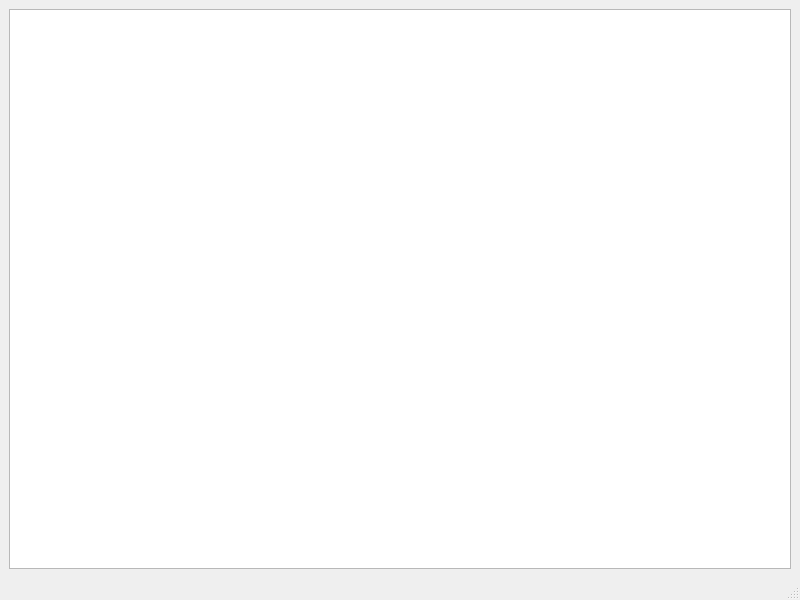
pjeansonqc/QtTestDelegate, file mainwindow.ui: the form before one commit.
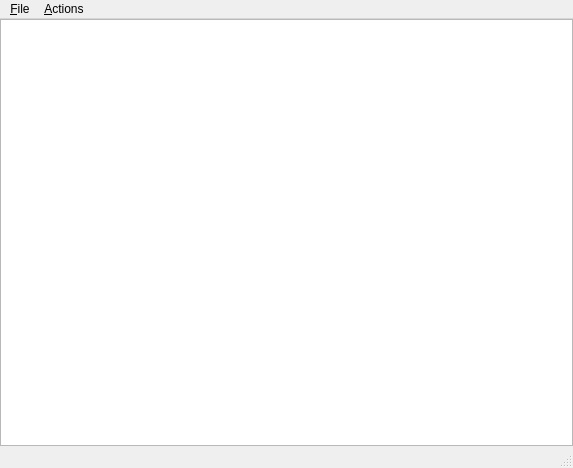
The form after the commit.

Patch:
```diff
--- a/mainwindow.ui
+++ b/mainwindow.ui
@@ -1,34 +1,76 @@
 <?xml version="1.0" encoding="UTF-8"?>
 <ui version="4.0">
  <class>MainWindow</class>
- <widget class="QMainWindow" name="MainWindow">
-  <property name="geometry">
+ <widget class="QMainWindow" name="MainWindow" >
+  <property name="geometry" >
    <rect>
     <x>0</x>
     <y>0</y>
-    <width>800</width>
-    <height>600</height>
+    <width>573</width>
+    <height>468</height>
    </rect>
   </property>
   <property name="windowTitle">
    <string>MainWindow</string>
   </property>
-  <widget class="QWidget" name="centralwidget">
-   <layout class="QVBoxLayout" name="verticalLayout">
+  <widget class="QWidget" name="centralwidget" >
+   <layout class="QVBoxLayout" >
+    <property name="margin" >
+     <number>0</number>
+    </property>
+    <property name="spacing" >
+     <number>0</number>
+    </property>
     <item>
-     <widget class="QTreeView" name="treeView"/>
+     <widget class="QTreeView" name="treeView" >
+      <property name="alternatingRowColors" >
+       <bool>true</bool>
+      </property>
+      <property name="selectionBehavior" >
+       <enum>QAbstractItemView::SelectItems</enum>
+      </property>
+      <property name="horizontalScrollMode" >
+       <enum>QAbstractItemView::ScrollPerPixel</enum>
+      </property>
+      <property name="animated" >
+       <bool>false</bool>
+      </property>
+      <property name="allColumnsShowFocus" >
+       <bool>true</bool>
+      </property>
+     </widget>
     </item>
    </layout>
   </widget>
-  <widget class="QMenuBar" name="menubar">
-   <property name="geometry">
+  <widget class="QMenuBar" name="menubar" >
+   <property name="geometry" >
     <rect>
      <x>0</x>
      <y>0</y>
-     <width>800</width>
-     <height>20</height>
+     <width>573</width>
+     <height>31</height>
     </rect>
    </property>
+   <widget class="QMenu" name="fileMenu" >
+    <property name="title" >
+     <string>&amp;File</string>
+    </property>
+    <addaction name="exitAction" />
+   </widget>
+   <widget class="QMenu" name="actionsMenu" >
+    <property name="title" >
+     <string>&amp;Actions</string>
+    </property>
+    <addaction name="insertRowAction" />
+    <addaction name="insertColumnAction" />
+    <addaction name="separator" />
+    <addaction name="removeRowAction" />
+    <addaction name="removeColumnAction" />
+    <addaction name="separator" />
+    <addaction name="insertChildAction" />
+   </widget>
+   <addaction name="fileMenu" />
+   <addaction name="actionsMenu" />
   </widget>
   <widget class="QStatusBar" name="statusbar"/>
  </widget>
```
Left out of the diff: 61 changed lines with no effect on the pictures.
